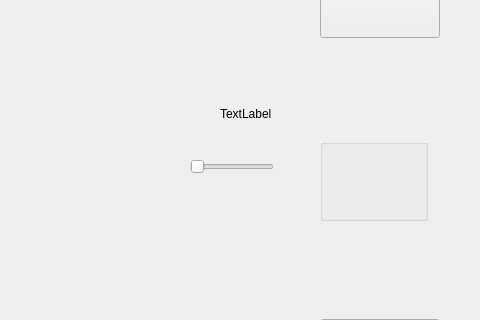
Fr1tzler/HexatoriPy, file pyQt/design.ui: the form before one commit; both pictures show x 320 to 800 and y 121 to 441 of the 800 by 600 pixel window.
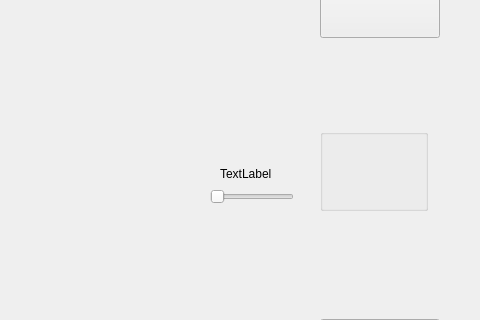
The form after the commit.

Commit message: redesign & fix slider

Diff of the .ui file:
```diff
--- a/pyQt/design.ui
+++ b/pyQt/design.ui
@@ -88,7 +88,7 @@
     <property name="geometry">
      <rect>
       <x>640</x>
-      <y>260</y>
+      <y>250</y>
       <width>108</width>
       <height>82</height>
      </rect>
@@ -108,7 +108,7 @@
     <property name="geometry">
      <rect>
       <x>540</x>
-      <y>220</y>
+      <y>280</y>
       <width>84</width>
       <height>30</height>
      </rect>
@@ -126,8 +126,8 @@
    <widget class="QSlider" name="horizontalSlider">
     <property name="geometry">
      <rect>
-      <x>510</x>
-      <y>280</y>
+      <x>530</x>
+      <y>310</y>
       <width>84</width>
       <height>15</height>
      </rect>
```
The commit also changes 4 other files.
